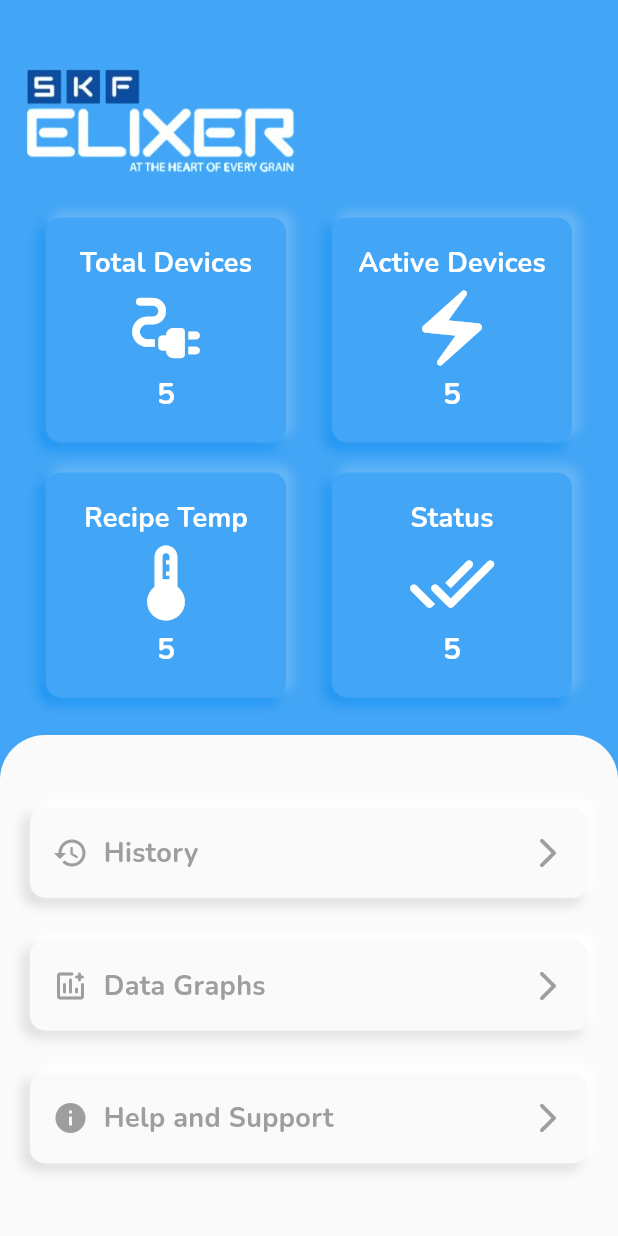
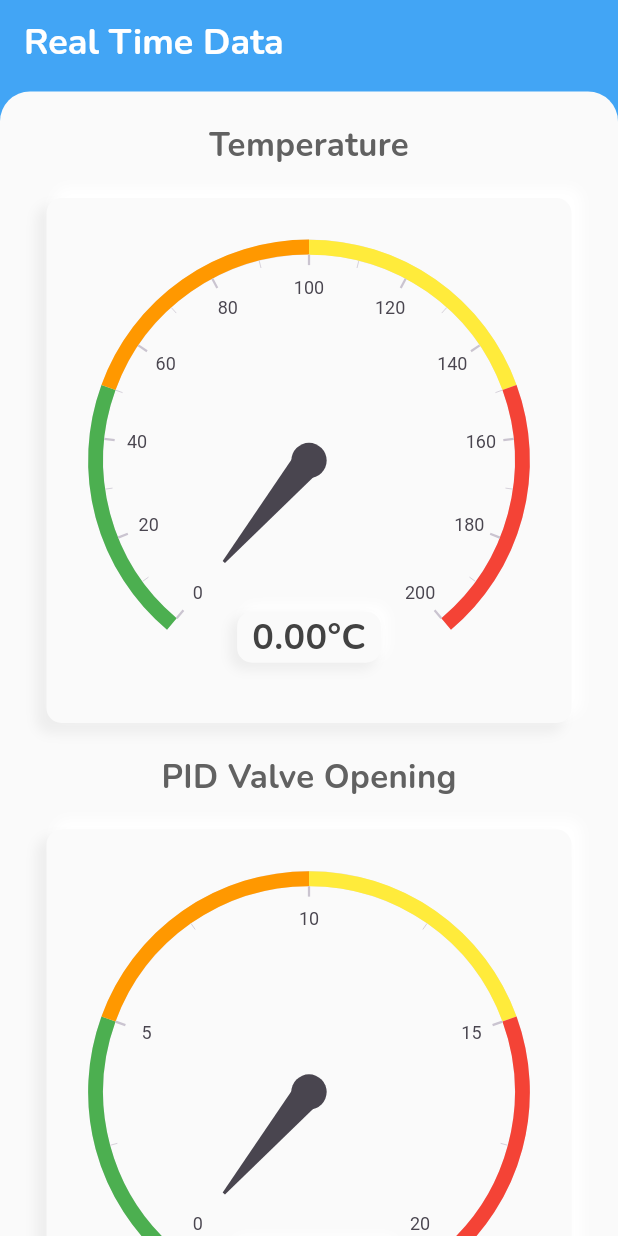
Before and after one commit to Sathwikkd/skf-dashboard-app, a Flutter app: the screen it shows after launch, on a phone screen of 412 x 824 dp. Run offline on Flutter 3.47's test engine with Material 3 defaults, Android fonts, the phone set to English and light mode, and no system bars; drawn by our look-alikes of syncfusion_flutter_gauges; our stand-ins replace google_fonts, timeline_tile; missing offline and left inert: mqtt_client.

Commit message:
have an issue

```diff
--- a/lib/components/event_card.dart
+++ b/lib/components/event_card.dart
@@ -3,7 +3,7 @@ import 'package:flutter/material.dart';
 class EventCard extends StatelessWidget {
 
   final bool isPast;
-  final child;
+  final Widget child;
   const EventCard({
     super.key,
     required this.isPast,
--- /dev/null
+++ b/lib/features/active_device/temp_and_pid.dart
@@ -0,0 +1,323 @@
+import 'package:flutter/material.dart';
+import 'package:google_fonts/google_fonts.dart';
+import 'package:skf_project/mqtt_client.dart';
+import 'package:syncfusion_flutter_gauges/gauges.dart';
+
+class TemperaturePidPage extends StatefulWidget {
+  const TemperaturePidPage({super.key});
+
+  @override
+  State<TemperaturePidPage> createState() => _TemperaturePidPageState();
+}
+
+class _TemperaturePidPageState extends State<TemperaturePidPage> with SingleTickerProviderStateMixin {
+  MQTTClientManager mqttClientManager = MQTTClientManager();
+  double temperatureValue = 0.0;
+  double pidvalveValue = 0.0;
+
+  late AnimationController _controller;
+  late Animation<double> _animation;
+
+  @override
+  void initState() {
+    super.initState();
+    _controller = AnimationController(
+      vsync: this,
+      duration: const Duration(milliseconds: 200),
+    );
+
+    _animation = Tween<double>(begin: 1.0, end: 0.0).animate(_controller);
+
+    if (temperatureValue >= 150) {
+      _controller.repeat(reverse: true);
+    }
+
+    mqttClientManager.onMessageReceived = (String topic, String payload) {
+      if (topic == 'vs24skf01/stream_temp') {
+        setState(() {
+          temperatureValue = double.parse(payload);
+        });
+      }
+      if (topic == 'vs24skf01/stream_pid') {
+        setState(() {
+          pidvalveValue = double.parse(payload);
+        });
+      }
+    };
+
+    mqttClientManager.initializeMQTT();
+  }
+
+  @override
+  void dispose() {
+    mqttClientManager.disconnect();
+    _controller.dispose();
+    super.dispose();
+  }
+
+  @override
+  Widget build(BuildContext context) {
+    return Scaffold(
+      backgroundColor: Colors.blue.shade400,
+      appBar: AppBar(
+        surfaceTintColor: Colors.blue.shade400,
+        title: Text(
+          "Real Time Data",
+          style: GoogleFonts.nunito(
+            color: Colors.white,
+            fontWeight: FontWeight.bold,
+            fontSize: 24,
+          ),
+        ),
+        backgroundColor: Colors.blue.shade400,
+      ),
+      body: Container(
+        margin: const EdgeInsets.only(
+          top: 5,
+        ),
+        width: MediaQuery.of(context).size.width,
+        height: MediaQuery.of(context).size.height,
+        decoration: BoxDecoration(
+          color: Colors.grey.shade50,
+          borderRadius: const BorderRadius.only(
+            topLeft: Radius.circular(
+              20,
+            ),
+            topRight: Radius.circular(
+              20,
+            ),
+          ),
+        ),
+        child: SingleChildScrollView(
+          child: Column(
+            children: [
+              const SizedBox(
+                height: 20,
+              ),
+              Text(
+                "Temperature",
+                style: GoogleFonts.nunito(
+                  color: Colors.grey.shade700,
+                  fontSize: 22,
+                  fontWeight: FontWeight.bold,
+                ),
+              ),
+              const SizedBox(
+                height: 20,
+              ),
+              Container(
+                padding: const EdgeInsets.only(left: 20, right: 20),
+                width: 350,
+                decoration: BoxDecoration(
+                  color: Colors.grey.shade50,
+                  borderRadius: BorderRadius.circular(10),
+                  boxShadow: [
+                    BoxShadow(
+                        offset: const Offset(-6, 6),
+                        color: Colors.grey.shade200,
+                        blurRadius: 6,
+                        spreadRadius: 1),
+                    const BoxShadow(
+                        offset: Offset(6, -6),
+                        color: Colors.white,
+                        blurRadius: 6,
+                        spreadRadius: 1),
+                  ],
+                ),
+                child: SfRadialGauge(
+                  axes: <RadialAxis>[
+                    RadialAxis(
+                      minimum: 0,
+                      maximum: 200,
+                      interval: 20,
+                      showLastLabel: true,
+                      ranges: <GaugeRange>[
+                        GaugeRange(
+                          startValue: 0,
+                          endValue: 50,
+                          color: Colors.green,
+                        ),
+                        GaugeRange(
+                          startValue: 50,
+                          endValue: 100,
+                          color: Colors.orange,
+                        ),
+                        GaugeRange(
+                          startValue: 100,
+                          endValue: 150,
+                          color: Colors.yellow,
+                        ),
+                        GaugeRange(
+                          startValue: 150,
+                          endValue: 200,
+                          color: Colors.red,
+                        ),
+                      ],
+                      pointers: <GaugePointer>[
+                        NeedlePointer(
+                          value: temperatureValue,
+                          enableAnimation: true,
+                        ),
+                      ],
+                      annotations: <GaugeAnnotation>[
+                        GaugeAnnotation(
+                          widget: Container(
+                            padding: const EdgeInsets.only(
+                              left: 10,
+                              right: 10,
+                            ),
+                            decoration: BoxDecoration(
+                              color: Colors.grey.shade50,
+                              borderRadius: BorderRadius.circular(10),
+                              boxShadow: [
+                                const BoxShadow(
+                                  offset: Offset(4, -4),
+                                  color: Colors.white,
+                                  blurRadius: 5,
+                                  spreadRadius: 1,
+                                ),
+                                BoxShadow(
+                                  offset: const Offset(-4, 4),
+                                  color: Colors.grey.shade200,
+                                  blurRadius: 5,
+                                  spreadRadius: 1,
+                                ),
+                              ],
+                            ),
+                            child: Text(
+                              '${temperatureValue.toStringAsFixed(2)}°C',
+                              style: GoogleFonts.nunito(
+                                color: Colors.grey.shade800,
+                                fontSize: 24,
+                                fontWeight: FontWeight.bold,
+                              ),
+                            ),
+                          ),
+                          positionFactor: 0.8,
+                          angle: 90,
+                        ),
+                      ],
+                    ),
+                  ],
+                ),
+              ),
+              const SizedBox(
+                height: 20,
+              ),
+              Text(
+                "PID Valve Opening",
+                style: GoogleFonts.nunito(
+                  color: Colors.grey.shade700,
+                  fontSize: 22,
+                  fontWeight: FontWeight.bold,
+                ),
+              ),
+              const SizedBox(
+                height: 20,
+              ),
+              Container(
+                padding: const EdgeInsets.only(left: 20, right: 20),
+                width: 350,
+                decoration: BoxDecoration(
+                  color: Colors.grey.shade50,
+                  borderRadius: BorderRadius.circular(10),
+                  boxShadow: [
+                    const BoxShadow(
+                        offset: Offset(6, -6),
+                        color: Colors.white,
+                        blurRadius: 6,
+                        spreadRadius: 1),
+                    BoxShadow(
+                        offset: const Offset(-6, 6),
+                        color: Colors.grey.shade200,
+                        blurRadius: 6,
+                        spreadRadius: 1),
+                  ],
+                ),
+                child: SfRadialGauge(
+                  axes: <RadialAxis>[
+                    RadialAxis(
+                      minimum: 0,
+                      maximum: 20,
+                      interval: 5,
+                      showLastLabel: true,
+                      ranges: <GaugeRange>[
+                        GaugeRange(
+                          startValue: 0,
+                          endValue: 5,
+                          color: Colors.green,
+                        ),
+                        GaugeRange(
+                          startValue: 5,
+                          endValue: 10,
+                          color: Colors.orange,
+                        ),
+                        GaugeRange(
+                          startValue: 10,
+                          endValue: 15,
+                          color: Colors.yellow,
+                        ),
+                        GaugeRange(
+                          startValue: 15,
+                          endValue: 20,
+                          color: Colors.red,
+                        ),
+                      ],
+                      pointers: <GaugePointer>[
+                        NeedlePointer(
+                          value: pidvalveValue,
+                          enableAnimation: true,
+                        ),
+                      ],
+                      annotations: <GaugeAnnotation>[
+                        GaugeAnnotation(
+                          widget: Container(
+                            padding: const EdgeInsets.only(
+                              left: 10,
+                              right: 10,
+                            ),
+                            decoration: BoxDecoration(
+                              color: Colors.grey.shade50,
+                              borderRadius: BorderRadius.circular(10),
+                              boxShadow: [
+                                const BoxShadow(
+                                  offset: Offset(4, -4),
+                                  color: Colors.white,
+                                  blurRadius: 5,
+                                  spreadRadius: 1,
+                                ),
+                                BoxShadow(
+                                  offset: const Offset(-4, 4),
+                                  color: Colors.grey.shade200,
+                                  blurRadius: 5,
+                                  spreadRadius: 1,
+                                ),
+                              ],
+                            ),
+                            child: Text(
+                              '${pidvalveValue.toStringAsFixed(2)}mA',
+                              style: GoogleFonts.nunito(
+                                color: Colors.grey.shade800,
+                                fontSize: 24,
+                                fontWeight: FontWeight.bold,
+                              ),
+                            ),
+                          ),
+                          positionFactor: 0.8,
+                          angle: 90,
+                        ),
+                      ],
+                    ),
+                  ],
+                ),
+              ),
+              const SizedBox(
+                height: 30,
+              )
+            ],
+          ),
+        ),
+      ),
+    );
+  }
+}
--- a/lib/main.dart
+++ b/lib/main.dart
@@ -1,4 +1,5 @@
 import 'package:flutter/material.dart';
+import 'package:skf_project/features/active_device/temp_and_pid.dart';
 import 'package:skf_project/features/home/pages/home_page.dart';
 
 
@@ -14,7 +15,7 @@ class MyApp extends StatelessWidget {
   Widget build(BuildContext context) {
     return const MaterialApp(
       debugShowCheckedModeBanner: false,
-      home: HomePage(),
+      home: TemperaturePidPage(),
     );
   }
 }
--- a/pubspec.yaml
+++ b/pubspec.yaml
@@ -39,6 +39,7 @@ dependencies:
   syncfusion_flutter_sliders: ^27.1.50
   timeline_tile: ^2.0.0
   mqtt_client: ^9.7.2
+  syncfusion_flutter_gauges: ^27.1.50
 
 dev_dependencies:
   flutter_test:
@@ -50,7 +51,6 @@ dev_dependencies:
   # package. See that file for information about deactivating specific lint
   # rules and activating additional ones.
   flutter_lints: ^4.0.0
-  syncfusion_flutter_gauges: ^27.1.50
 
 # For information on the generic Dart part of this file, see the
 # following page: https://dart.dev/tools/pub/pubspec
```
Also changed, not shown: lib/features/home/pages/home_page.dart (+19 -7 lines), pubspec.lock.
